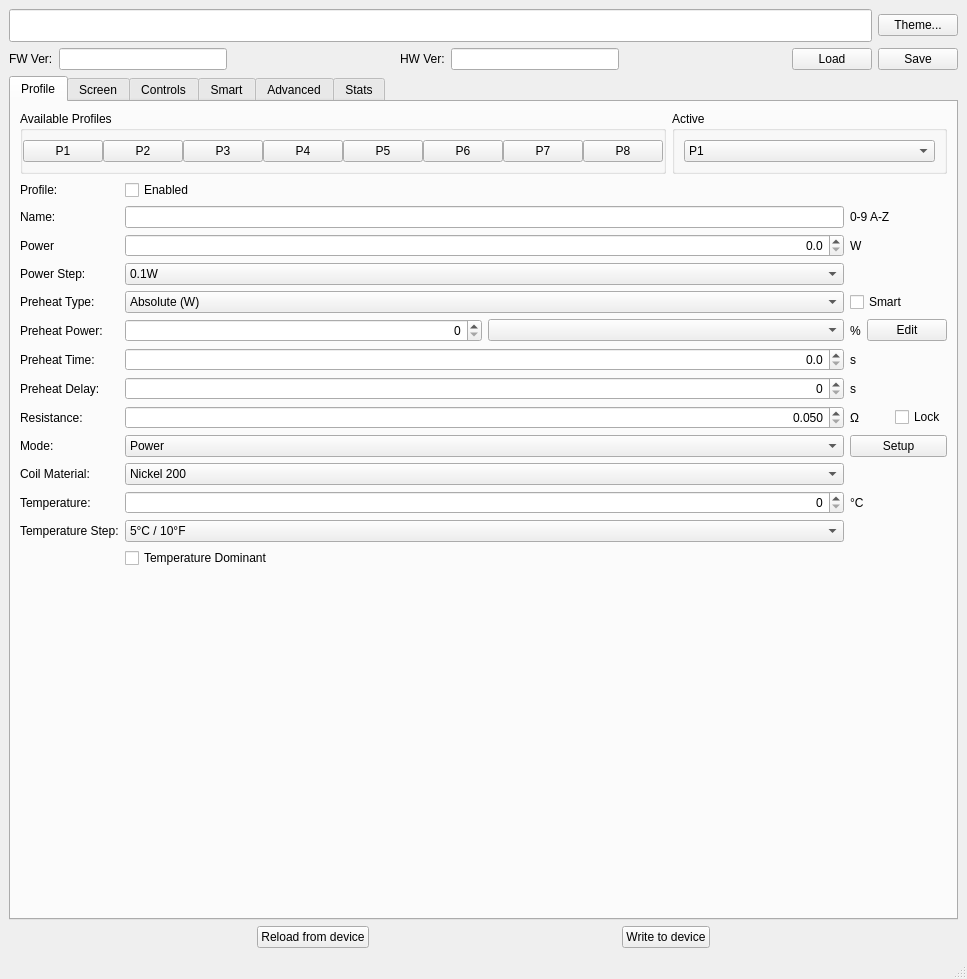
Above: src/mainwindow.ui from rrveex/nfe before the change. Below: the same form after it.
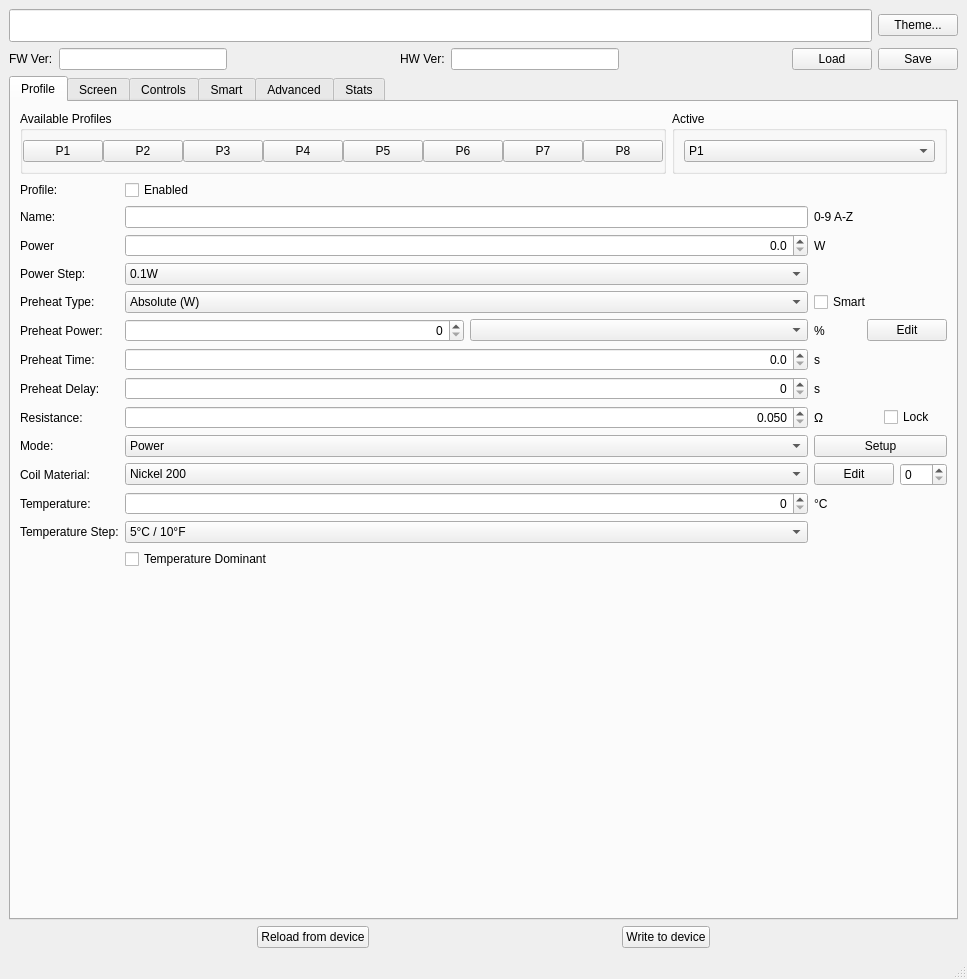
That is the form after the change. The open tabs and pages were chosen to show the change.

Commit message: TCR/TFR edit in profiles

What changed in the file:
```diff
--- a/src/mainwindow.ui
+++ b/src/mainwindow.ui
@@ -718,6 +718,24 @@
             </item>
            </layout>
           </item>
+          <item row="10" column="2">
+           <layout class="QHBoxLayout" name="horizontalLayout_11">
+            <item>
+             <widget class="QPushButton" name="profileTfrBtn">
+              <property name="text">
+               <string>Edit</string>
+              </property>
+             </widget>
+            </item>
+            <item>
+             <widget class="QSpinBox" name="profileTcrSpin">
+              <property name="maximum">
+               <number>999</number>
+              </property>
+             </widget>
+            </item>
+           </layout>
+          </item>
          </layout>
         </item>
         <item>
```
Left out of the diff: 2 changed lines with no effect on the pictures. The commit also changes 2 other files.
